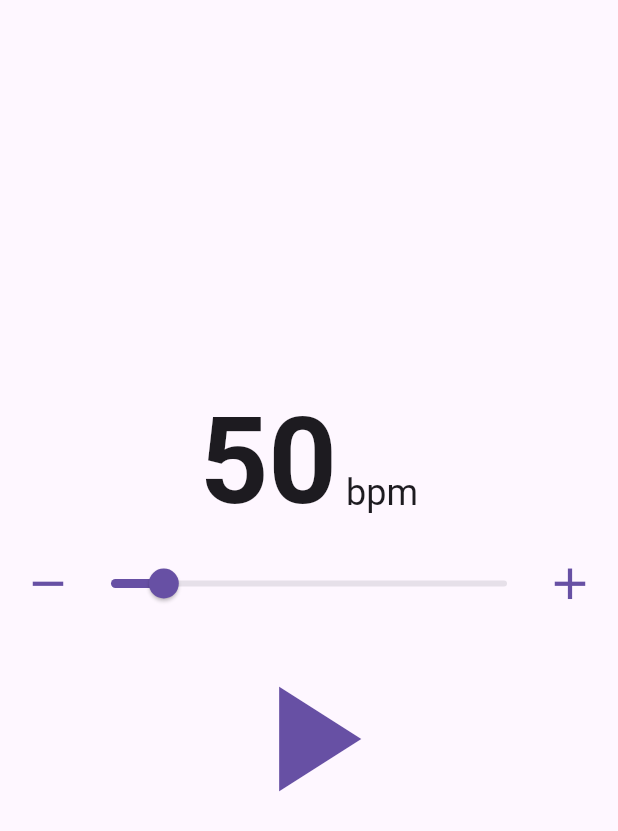
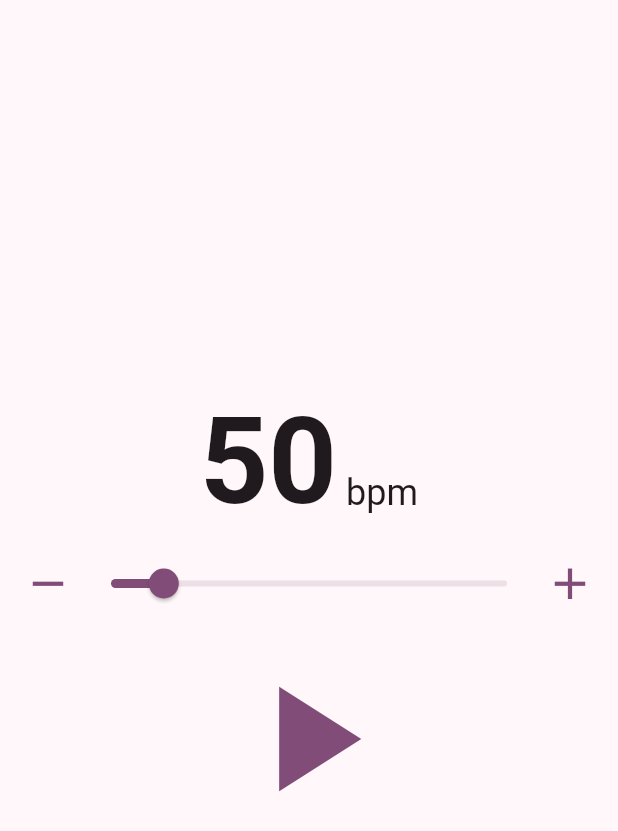
Before and after one commit to jeremyriverain/metronome, a Flutter app: the screen it shows after launch, on a phone screen of 412 x 824 dp. Shown: the top 831 px of the screen. Run offline on Flutter 3.47's test engine with Material 2 defaults, Android fonts, the light colour scheme and no system bars; our stand-ins replace audioplayers.

Commit message:
💄 update color scheme based on rhythm

```diff
--- a/lib/constants.dart
+++ b/lib/constants.dart
@@ -8,6 +8,9 @@ const kMinRhythm = 30;
 
 // rythme maximum du métronome
 const kMaxRhythm = 180;
+
+const kLowestColor = Color(0xff9c27b0);
+const kHighestColor = Color(0xfff44336);
 
 // icône du bouton "lecture"
 const kPlayIcon = Icons.play_arrow;
--- a/lib/ui/app.dart
+++ b/lib/ui/app.dart
@@ -14,11 +14,28 @@ class App extends StatelessWidget {
     super.key,
   });
 
+  Color calculateColor(double value) {
+    const Color lowColor = kLowestColor;
+    const Color highColor = kHighestColor;
+
+    double ratio = (value - kMinRhythm) / (kMaxRhythm - kMinRhythm);
+    ratio = ratio.clamp(0.0, 1.0);
+    final int red =
+        (lowColor.red + (highColor.red - lowColor.red) * ratio).round();
+    final int green =
+        (lowColor.green + (highColor.green - lowColor.green) * ratio).round();
+    final int blue =
+        (lowColor.blue + (highColor.blue - lowColor.blue) * ratio).round();
+
+    return Color.fromRGBO(red, green, blue, 1.0);
+  }
+
   @override
   Widget build(BuildContext context) {
     final rhythm = RhythmStore.of(context).rhythm;
     return MaterialApp(
       theme: ThemeData(
+        colorSchemeSeed: calculateColor(rhythm.toDouble()),
         sliderTheme:
             SliderThemeData(overlayShape: SliderComponentShape.noThumb),
         useMaterial3: true,
```
Also changed, not shown: 1 other file.
